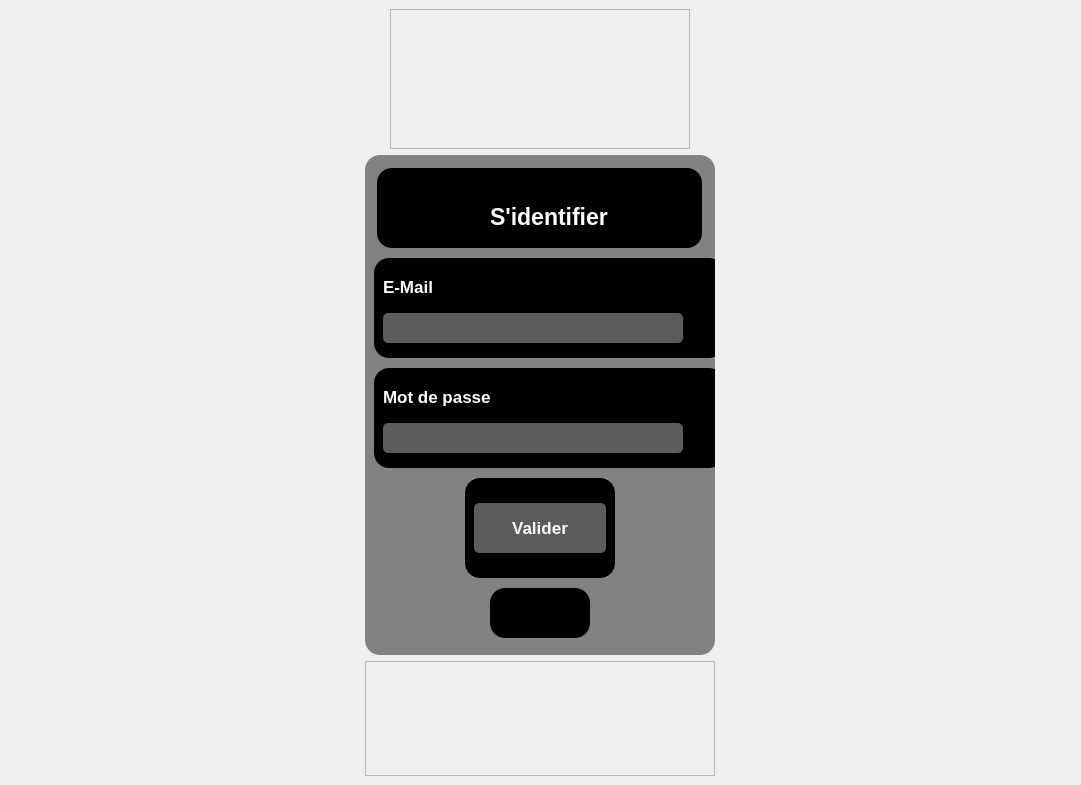
Before: the Qt Designer form front_end/authentification/authentification.ui in 0xBrdn/TaskFlow, drawn with Qt 5.
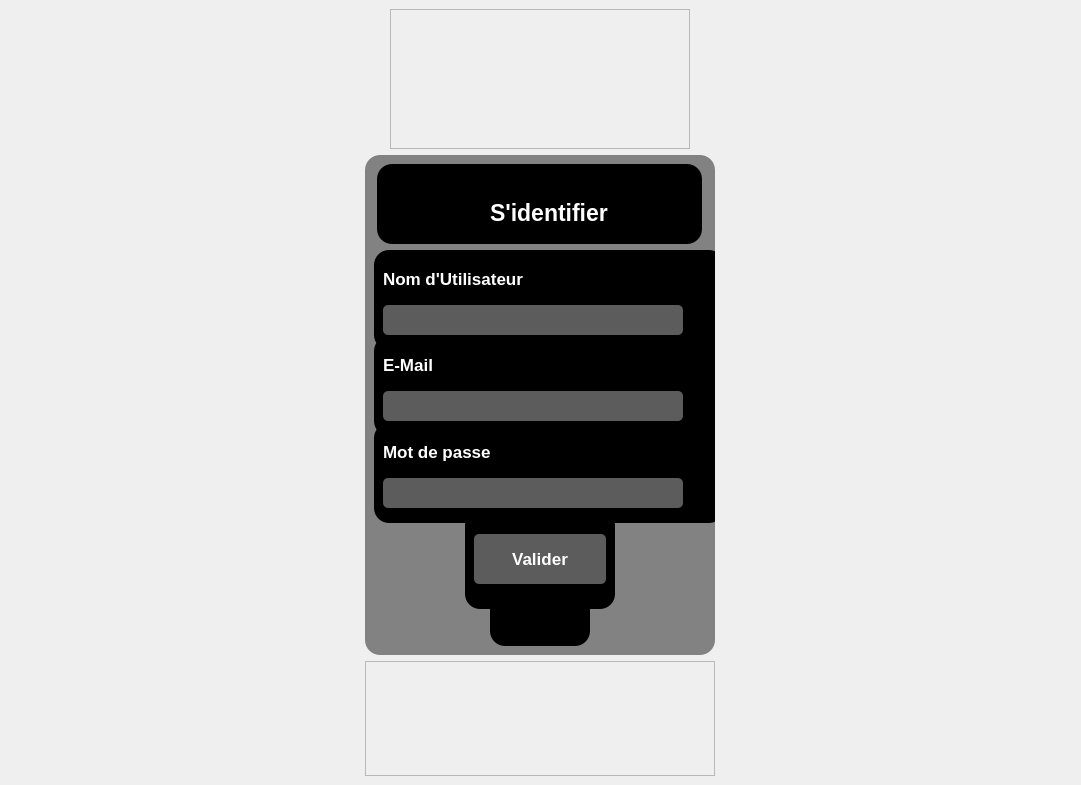
After: the same form once the commit is applied. Icons and pictures are not drawn.

```diff
--- a/front_end/authentification/authentification.ui
+++ b/front_end/authentification/authentification.ui
@@ -188,6 +188,87 @@
          </layout>
         </widget>
        </item>
+       <item alignment="Qt::AlignHCenter">
+        <widget class="QFrame" name="frameUser">
+         <property name="minimumSize">
+          <size>
+           <width>350</width>
+           <height>100</height>
+          </size>
+         </property>
+         <property name="maximumSize">
+          <size>
+           <width>350</width>
+           <height>100</height>
+          </size>
+         </property>
+         <property name="styleSheet">
+          <string notr="true">background-color: rgba(0, 0, 0, 0, 0);</string>
+         </property>
+         <property name="frameShape">
+          <enum>QFrame::StyledPanel</enum>
+         </property>
+         <property name="frameShadow">
+          <enum>QFrame::Raised</enum>
+         </property>
+         <layout class="QVBoxLayout" name="verticalLayout_7">
+          <item>
+           <widget class="QLabel" name="titreUser">
+            <property name="minimumSize">
+             <size>
+              <width>160</width>
+              <height>30</height>
+             </size>
+            </property>
+            <property name="maximumSize">
+             <size>
+              <width>160</width>
+              <height>30</height>
+             </size>
+            </property>
+            <property name="font">
+             <font>
+              <family>Tahoma</family>
+              <pointsize>13</pointsize>
+              <weight>75</weight>
+              <bold>true</bold>
+             </font>
+            </property>
+            <property name="styleSheet">
+             <string notr="true">color: rgb(255, 255, 255);</string>
+            </property>
+            <property name="text">
+             <string>Nom d'Utilisateur</string>
+            </property>
+           </widget>
+          </item>
+          <item>
+           <widget class="QLineEdit" name="inputUser">
+            <property name="minimumSize">
+             <size>
+              <width>300</width>
+              <height>30</height>
+             </size>
+            </property>
+            <property name="maximumSize">
+             <size>
+              <width>300</width>
+              <height>30</height>
+             </size>
+            </property>
+            <property name="styleSheet">
+             <string notr="true">background-color: rgb(92, 92, 92);
+color: rgb(255, 255, 255);
+selection-color: rgb(92, 92, 92);
+selection-background-color: rgb(255, 255, 255);
+border-radius: 5
+</string>
+            </property>
+           </widget>
+          </item>
+         </layout>
+        </widget>
+       </item>
        <item alignment="Qt::AlignHCenter">
         <widget class="QFrame" name="frameLogin">
          <property name="minimumSize">
```
